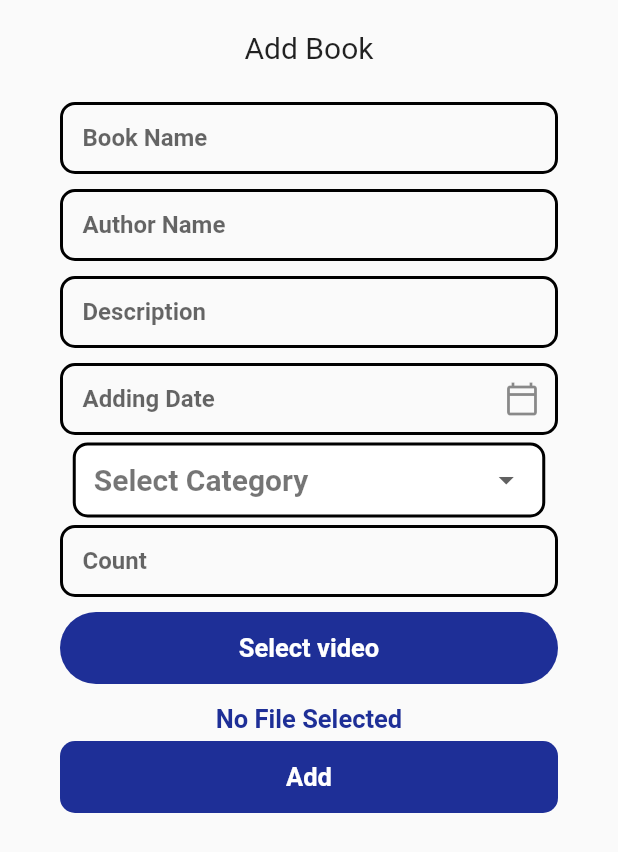
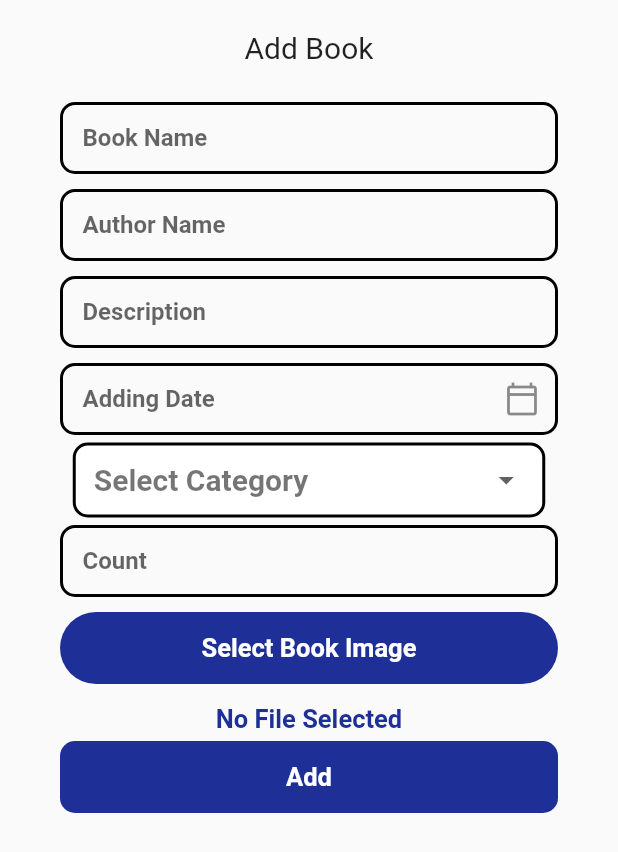
Before and after one commit to hashanranasinghe/library_management_app, a Flutter app: the AdminHomeScreen screen opened by its route, after a tap on "Add Book", on a phone screen of 412 x 824 dp. Shown: the top 852 px of the screen. Run offline on Flutter 3.47's test engine with Material 2 defaults, Android fonts, the phone set to English and light mode, and no system bars; our stand-ins replace cloud_firestore, file_picker, firebase_auth, firebase_core, firebase_storage, flutter_typeahead and 2 more; accounts and stored records are empty; Roboto replaces fonts that are missing (InriaSans).

Commit message:
update book

```diff
--- a/lib/main.dart
+++ b/lib/main.dart
@@ -31,7 +31,6 @@ class MyApp extends StatelessWidget {
         home: const SplashScreen(),
         routes: {
           AdminHomeScreen.routName: (ctx) => const AdminHomeScreen(),
-          AddBookScreen.routName: (ctx) => const AddBookScreen(),
           AllBooksScreen.routName: (ctx) => const AllBooksScreen(),
           SignupScreen.routName: (ctx) => const SignupScreen(),
           LoginScreen.routName: (ctx) => const LoginScreen(),
--- a/lib/screens/add_book_screen.dart
+++ b/lib/screens/add_book_screen.dart
@@ -6,6 +6,7 @@ import 'package:fluttertoast/fluttertoast.dart';
 import 'package:library_management_app/api/constant.dart';
 import 'package:library_management_app/api/firebase_api.dart';
 import 'package:library_management_app/models/models.dart';
+import 'package:library_management_app/screens/all_books_screen.dart';
 import 'package:path/path.dart';
 import 'package:file_picker/file_picker.dart';
 import 'package:flutter/material.dart';
@@ -14,14 +15,24 @@ import 'package:library_management_app/api/validator.dart';
 import 'package:library_management_app/widgets/button.dart';
 
 class AddBookScreen extends StatefulWidget {
-  const AddBookScreen({Key? key}) : super(key: key);
-  static const routName = 'add-book-screen';
+  String text;
+  AddBookScreen({Key? key, required this.text}) : super(key: key);
 
   @override
   State<AddBookScreen> createState() => _AddBookScreenState();
 }
 
 class _AddBookScreenState extends State<AddBookScreen> {
+  @override
+  void initState() {
+    if (widget.text != "user") {
+      getCurrentBook();
+    }
+    // TODO: implement initState
+    super.initState();
+  }
+
+  final bookCollection = FirebaseFirestore.instance.collection('books');
   File? file;
   Uint8List? bytes;
   String? fileName;
@@ -40,6 +51,13 @@ class _AddBookScreenState extends State<AddBookScreen> {
   ];
   String? value;
 
+  String detailBName = "";
+  String detailBAuthor = "";
+  String detailBDes = "";
+  String detailBCount = "";
+  String detailBCategory = "";
+  String? detailImageUrl;
+
   TextEditingController bNameController = TextEditingController();
   TextEditingController bAuthorController = TextEditingController();
   TextEditingController bDesController = TextEditingController();
@@ -49,7 +67,13 @@ class _AddBookScreenState extends State<AddBookScreen> {
   Widget build(BuildContext context) {
     setState(() {
       fileName = file != null ? basename(file!.path) : 'No File Selected';
-      datePick == null ? datePick = "Adding Date" : datePick;
+      if (datePick == null && widget.text == "user") {
+        datePick = "Adding Date";
+      } else if (datePick == null && widget.text != "user") {
+        datePick = "Updating Date";
+      } else {
+        datePick;
+      }
     });
     return Scaffold(
       body: SingleChildScrollView(
@@ -58,10 +82,15 @@ class _AddBookScreenState extends State<AddBookScreen> {
           children: [
             Padding(
                 padding: EdgeInsets.all(20),
-                child: const Text(
-                  "Add Book",
-                  style: TextStyle(fontSize: 20),
-                )),
+                child: widget.text == "user"
+                    ? const Text(
+                        "Add Book",
+                        style: TextStyle(fontSize: 20),
+                      )
+                    : const Text(
+                        "Update Book",
+                        style: TextStyle(fontSize: 20),
+                      )),
             _buildBName(),
             _buildBAuthorName(),
             _buildBDes(),
@@ -133,9 +162,10 @@ class _AddBookScreenState extends State<AddBookScreen> {
                   onChanged: (value) {
                     setState(() {
                       this.value = value;
+                      detailBCategory=value.toString();
                     });
                   },
-                  value: value,
+                  value: detailBCategory == "" ? value : detailBCategory,
                 ),
               ),
             ),
@@ -151,7 +181,7 @@ class _AddBookScreenState extends State<AddBookScreen> {
                     width: double.infinity,
                     child: Center(
                       child: Text(
-                        'Select video',
+                        'Select Book Image',
                         textAlign: TextAlign.center,
                         style: TextStyle(
                             color: Colors.white,
@@ -186,7 +216,8 @@ class _AddBookScreenState extends State<AddBookScreen> {
 
   Widget _buildBName() {
     return InputField(
-      controller: bNameController,
+      controller: detailBName == "" ? bNameController : bNameController
+        ..text = detailBName,
       text: 'Book Name',
       textInputType: TextInputType.name,
       function: Validator.nameValidate,
@@ -195,7 +226,8 @@ class _AddBookScreenState extends State<AddBookScreen> {
 
   Widget _buildBAuthorName() {
     return InputField(
-      controller: bAuthorController,
+      controller: detailBAuthor == "" ? bAuthorController : bAuthorController
+        ..text = detailBAuthor,
       text: 'Author Name',
       textInputType: TextInputType.name,
       function: Validator.nameValidate,
@@ -204,7 +236,8 @@ class _AddBookScreenState extends State<AddBookScreen> {
 
   Widget _buildBDes() {
     return InputField(
-      controller: bDesController,
+      controller: detailBDes == "" ? bDesController : bDesController
+        ..text = detailBDes,
       text: 'Description',
       textInputType: TextInputType.text,
       function: Validator.nameValidate,
@@ -213,7 +246,8 @@ class _AddBookScreenState extends State<AddBookScreen> {
 
   Widget _buildBCount() {
     return InputField(
-      controller: bCountController,
+      controller: detailBCount == "" ? bCountController : bCountController
+        ..text = detailBCount,
       text: 'Count',
       textInputType: TextInputType.number,
       function: Validator.nameValidate,
@@ -222,9 +256,13 @@ class _AddBookScreenState extends State<AddBookScreen> {
 
   Widget _buildButton(context) {
     return ButtonField(
-      text: 'Add',
+      text: widget.text == "user"?'Add':"Update",
       function: () {
-        uploadFile(context);
+        if(widget.text != "user"){
+          updateBook(context);
+        }else{
+          uploadFile(context);
+        }
       },
     );
   }
@@ -287,4 +325,40 @@ class _AddBookScreenState extends State<AddBookScreen> {
 
     await docBook.set(json);
   }
+
+  Future getCurrentBook() async {
+    DocumentSnapshot documentSnapshot =
+        await bookCollection.doc(widget.text).get();
+    String bName = documentSnapshot.get('bName');
+    String bAuthor = documentSnapshot.get('bAuthorName');
+    String bDescription = documentSnapshot.get('bDescription');
+    String bCount = documentSnapshot.get('bCount');
+    String bCategory = documentSnapshot.get('bCategory');
+    String bImageUrl = documentSnapshot.get('bImageUrl');
+
+    setState(() {
+      detailBName = bName;
+      detailBAuthor = bAuthor;
+      detailBDes = bDescription;
+      detailBCount = bCount;
+      detailBCategory = bCategory;
+      detailImageUrl = bImageUrl;
+    });
+  }
+
+  Future updateBook(BuildContext context) async {
+    return await bookCollection.doc(widget.text).set({
+      "uid": widget.text,
+      'bName': bNameController.text,
+      'bAuthorName': bAuthorController.text,
+      'bDescription': bDesController.text,
+      'bCount': bCountController.text,
+      'bCategory': detailBCategory,
+      'bImageUrl': detailImageUrl,
+      'bAddDate': datePick
+    }).whenComplete(() => Fluttertoast.showToast(msg: "updated successfully.")
+        .whenComplete(() => Navigator.of(context)
+        .pushReplacementNamed(AllBooksScreen.routName)));
+    // print(detailBCategory);
+  }
 }
--- a/lib/screens/admin_home_screen.dart
+++ b/lib/screens/admin_home_screen.dart
@@ -96,8 +96,12 @@ class _AdminHomeScreenState extends State<AdminHomeScreen> {
                   topic: "Add Book",
                   icon: Icons.add_box_outlined,
                   function: () {
-                    Navigator.of(context)
-                        .pushReplacementNamed(AddBookScreen.routName);
+                    Navigator.push(
+                        context,
+                        MaterialPageRoute(
+                          builder: (context) =>
+                          AddBookScreen(text: "user"),
+                        ));
                   },
                 )
               ],
```
Also changed, not shown: lib/widgets/book_card.dart (+10 -0 lines).
